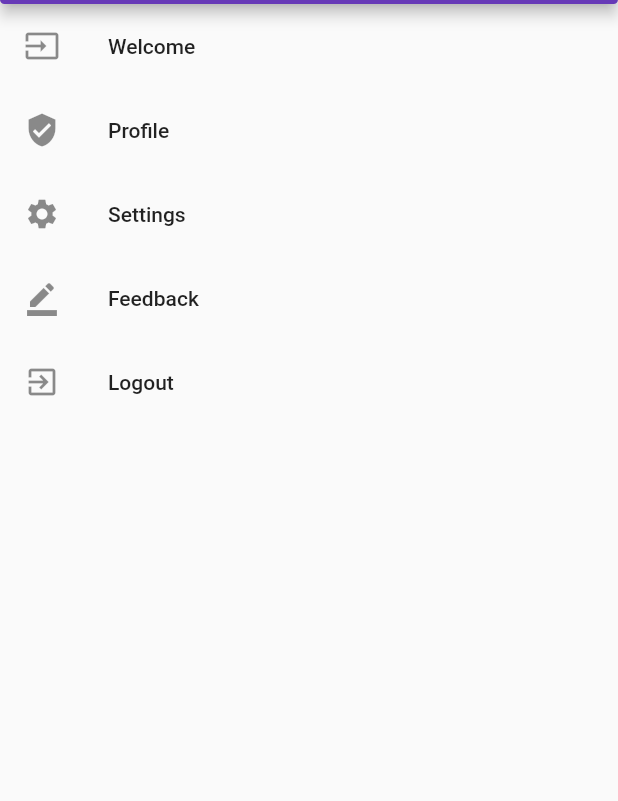
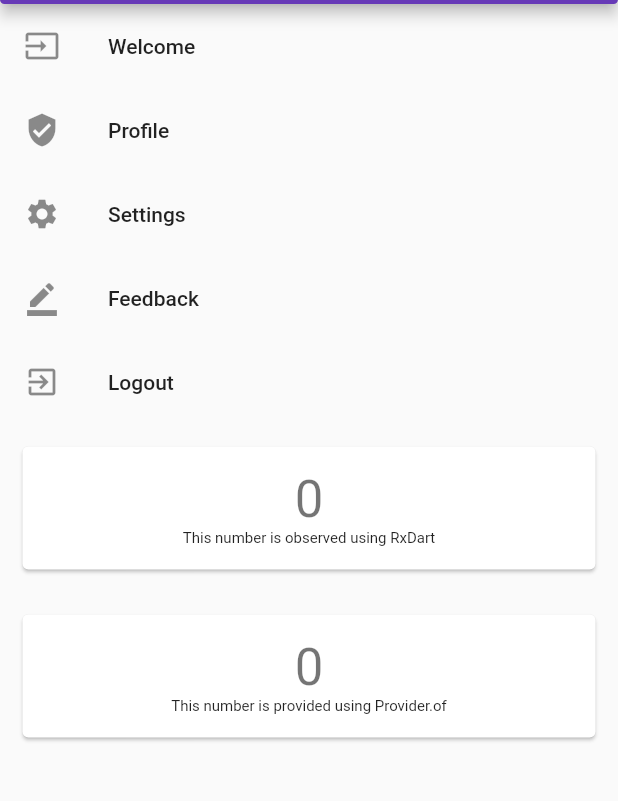
Before and after one commit to noskap/flutter_app, a Flutter app: the screen it shows after launch, with the side drawer open, on a phone screen of 412 x 824 dp, the part 80-881 px from its top. Run offline on Flutter 3.47's test engine with Material 2 defaults, Android fonts, the phone set to English and light mode, and no system bars; our stand-ins replace rxdart.

Commit message:
Added provider example

```diff
--- a/lib/Pages/status/status.dart
+++ b/lib/Pages/status/status.dart
@@ -1,8 +1,6 @@
 import 'package:flutter/material.dart';
 import 'package:flutter_app/constants/text.constants.dart';
-import 'package:flutter_app/widgets/counter.dart';
-
-import '../../main.dart';
+import 'package:flutter_app/widgets/counterObservableWidget.dart';
 
 class Status extends StatefulWidget {
   final int count;
@@ -101,7 +99,7 @@ class _MyStatusPageState extends State<Status> {
                     ),
                   ],
                 ),
-                CounterWidget(),
+                CounterObservableWidget(),
                 Card(
                   // margin: EdgeInsets.all(15),
                   child: Padding(
--- a/lib/main.dart
+++ b/lib/main.dart
@@ -1,10 +1,9 @@
 import 'package:flutter/material.dart';
 import 'package:flutter_app/Pages/status/status.dart';
-import 'package:flutter_app/widgets/counter.dart';
-import 'package:flutter_app/widgets/counter.dart';
-import 'package:flutter_app/widgets/counter.dart';
-import 'package:flutter_app/widgets/counter.dart';
+import 'package:flutter_app/widgets/counterObservableWidget.dart';
+import 'package:flutter_app/widgets/counterProviderWidget.dart';
 import 'package:flutter_app/widgets/more.screen.dart';
+import 'package:provider/provider.dart';
 import 'package:rxdart/rxdart.dart';
 
 void main() {
@@ -15,7 +14,11 @@ class MyApp extends StatelessWidget {
   // This widget is the root of your application.
   @override
   Widget build(BuildContext context) {
-    return MaterialApp(
+    return MultiProvider(
+      providers: [
+        ChangeNotifierProvider(create: (_) => CounterProvider()),
+      ],
+      child: MaterialApp(
         title: 'Flutter Demo',
         theme: ThemeData(
           // This is the theme of your application.
@@ -30,6 +33,7 @@ class MyApp extends StatelessWidget {
           primarySwatch: Colors.deepPurple,
         ),
         home: MyHomePage(title: 'Flutter Demo Home Page'),
+      ),
     );
   }
 }
@@ -70,7 +74,8 @@ class _MyHomePageState extends State<MyHomePage> {
   int currentIndex = 0;
   int _counter = 0;
 
-  void _incrementCounter() {
+  _incrementCounter(CounterProvider provider) {
+    return () {
       setState(() {
         // This call to setState tells the Flutter framework that something has
         // changed in this State, which causes it to rerun the build method below
@@ -79,7 +84,10 @@ class _MyHomePageState extends State<MyHomePage> {
         // called again, and so nothing would appear to happen.
         _counter++;
         counterService.increment();
+        // Provider.of<CounterProvider>(context).incrementCounter();
+        provider.incrementCounter();
       });
+    };
   }
 
   List<Widget> tabs() {
@@ -88,28 +96,28 @@ class _MyHomePageState extends State<MyHomePage> {
       Center(
         child: Column(
           children: [
-            CounterWidget(),
+            CounterObservableWidget(),
           ],
         ),
       ),
       Center(
         child: Column(
           children: [
-            CounterWidget(),
+            CounterObservableWidget(),
           ],
         ),
       ),
       Center(
         child: Column(
           children: [
-            CounterWidget(),
+            CounterObservableWidget(),
           ],
         ),
       ),
       Center(
         child: Column(
           children: [
-            CounterWidget(),
+            CounterObservableWidget(),
           ],
         ),
       ),
@@ -118,6 +126,7 @@ class _MyHomePageState extends State<MyHomePage> {
 
   @override
   Widget build(BuildContext context) {
+    var provider = Provider.of<CounterProvider>(context);
     // This method is rerun every time setState is called, for instance as done
     // by the _incrementCounter method above.
     //
@@ -184,7 +193,7 @@ class _MyHomePageState extends State<MyHomePage> {
       //   ),
       // ),
       floatingActionButton: FloatingActionButton(
-        onPressed: _incrementCounter,
+        onPressed: _incrementCounter(provider),
         tooltip: 'Increment',
         child: Icon(Icons.add),
       ),
--- /dev/null
+++ b/lib/widgets/counterObservableWidget.dart
@@ -0,0 +1,37 @@
+import 'package:flutter/cupertino.dart';
+import 'package:flutter/material.dart';
+
+import '../main.dart';
+
+class CounterObservableWidget extends StatelessWidget {
+  @override
+  Widget build(BuildContext context) {
+    return Card(
+      margin: EdgeInsets.all(15),
+      child: Padding(
+        padding: EdgeInsets.all(15),
+        child: SizedBox(
+          width: MediaQuery.of(context).size.width - 100,
+          child: Column(
+            children: [
+              StreamBuilder(
+                initialData: 0,
+                stream: counterService.stream$,
+                builder: (BuildContext context, AsyncSnapshot snap) {
+                  return Text(
+                    '${snap.data}',
+                    style: Theme.of(context).textTheme.headline4,
+                  );
+                },
+              ),
+              Text(
+                'This number is observed using RxDart',
+                style: TextStyle(fontSize: 10),
+              ),
+            ],
+          ),
+        ),
+      ),
+    );
+  }
+}
--- a/lib/widgets/counter.dart
+++ b/lib/widgets/counterProviderWidget.dart
@@ -1,11 +1,28 @@
 import 'package:flutter/cupertino.dart';
 import 'package:flutter/material.dart';
+import 'package:provider/provider.dart';
 
 import '../main.dart';
 
-class CounterWidget extends StatelessWidget {
+class CounterProvider extends ChangeNotifier {
+  int get getCounter {
+    return _count;
+  }
+
+  int _count = 0;
+
+  int get count => _count;
+
+  void incrementCounter() {
+    _count += 1;
+    notifyListeners();
+  }
+}
+
+class CounterProviderWidget extends StatelessWidget {
   @override
   Widget build(BuildContext context) {
+    CounterProvider counter = Provider.of<CounterProvider>(context);
     return Card(
       margin: EdgeInsets.all(15),
       child: Padding(
@@ -19,13 +36,13 @@ class CounterWidget extends StatelessWidget {
                 stream: counterService.stream$,
                 builder: (BuildContext context, AsyncSnapshot snap) {
                   return Text(
-                    '${snap.data}',
+                    '${counter.getCounter}',
                     style: Theme.of(context).textTheme.headline4,
                   );
                 },
               ),
               Text(
-                'This number is observed using RxDart',
+                'This number is provided using Provider.of',
                 style: TextStyle(fontSize: 10),
               ),
             ],
--- a/lib/widgets/more.screen.dart
+++ b/lib/widgets/more.screen.dart
@@ -1,4 +1,6 @@
 import 'package:flutter/material.dart';
+import 'package:flutter_app/widgets/counterObservableWidget.dart';
+import 'package:flutter_app/widgets/counterProviderWidget.dart';
 
 class MoreScreen extends StatelessWidget {
   @override
@@ -59,6 +61,8 @@ class MoreScreen extends StatelessWidget {
               title: Text('Logout'),
               onTap: () => {Navigator.of(context).pop()},
             ),
+            CounterObservableWidget(),
+            CounterProviderWidget(),
           ],
         ),
       ),
--- a/pubspec.yaml
+++ b/pubspec.yaml
@@ -24,6 +24,7 @@ dependencies:
   flutter:
     sdk: flutter
   rxdart: ^0.25.0
+  provider:
 
 
   # The following adds the Cupertino Icons font to your application.
```
Lines whose indentation alone changed are shown as unchanged.
